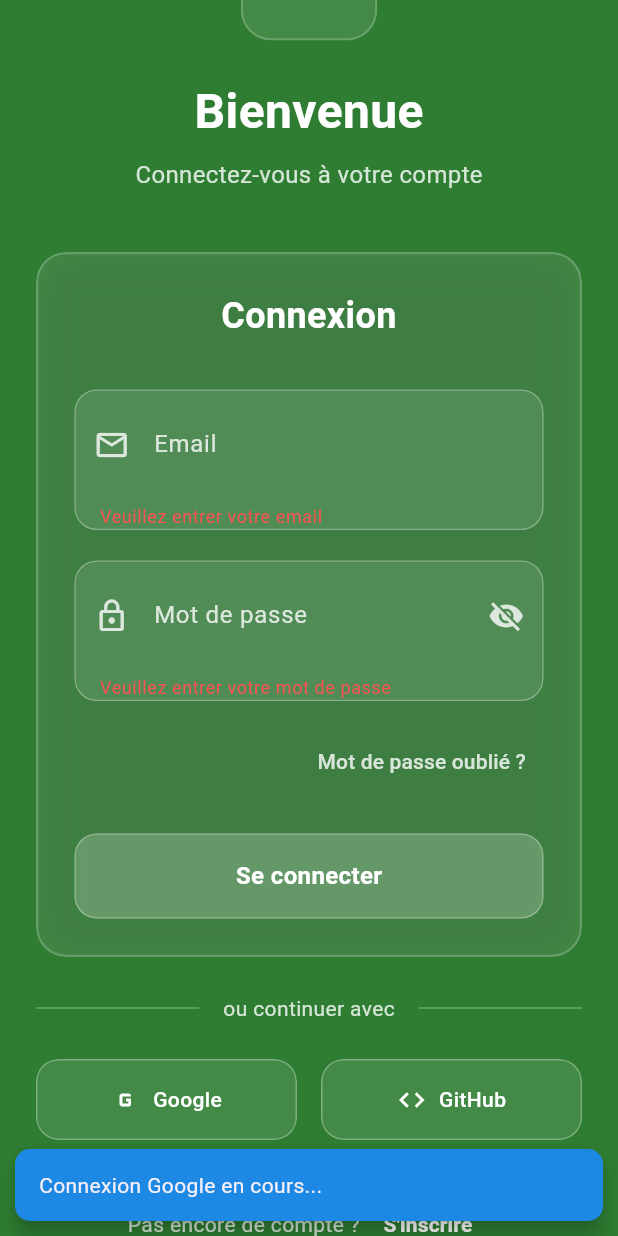
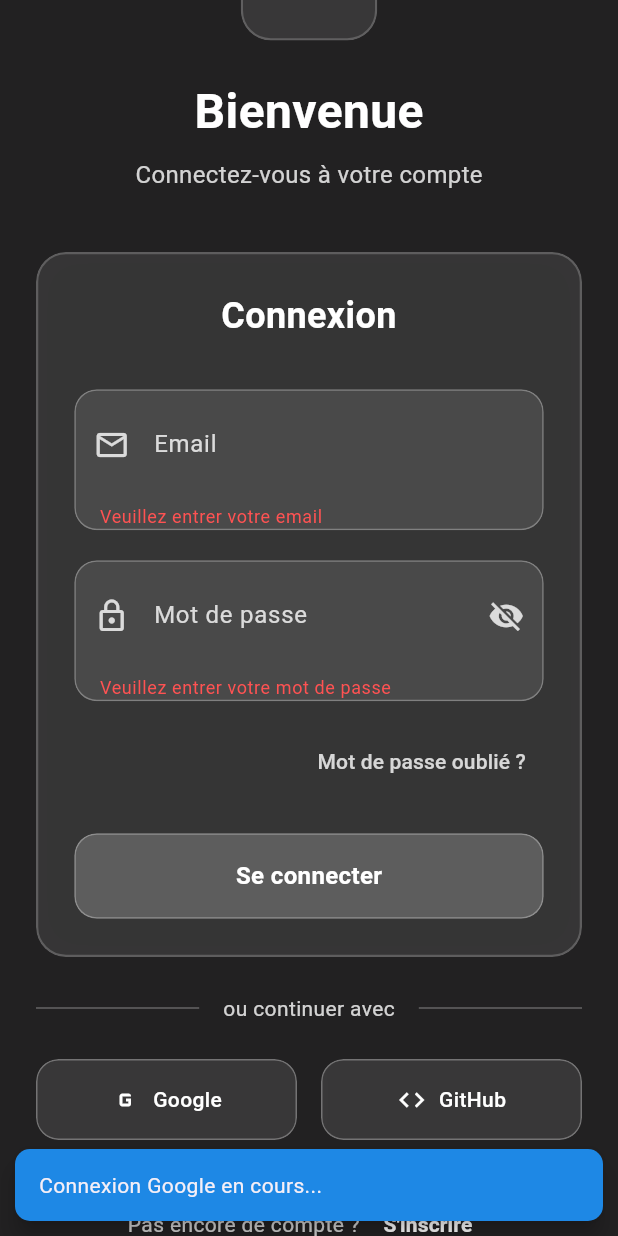
Before and after one commit to Strife-cyber/bi, a Flutter app: the screen it shows after launch, scrolled down 128 dp, after a tap on "Se connecter", after a tap on "Google", on a phone screen of 412 x 824 dp. Run offline on Flutter 3.47's test engine with Material 3 defaults, Android fonts, the phone set to English and light mode, and no system bars; our stand-ins replace camera, cloud_firestore, dio, firebase_auth, firebase_core, flutter_riverpod and 4 more; accounts and stored records are empty; generated files the repository leaves out were written again.

Commit message:
corrected login and sign up

```diff
--- a/lib/pages/login.dart
+++ b/lib/pages/login.dart
@@ -2,9 +2,9 @@ import 'dart:ui';
 
 import 'package:flutter/material.dart';
 import 'package:flutter/services.dart';
+import 'package:internship/widgets/app_scaffold.dart';
+import 'package:internship/services/auth_service.dart';
 import 'package:flutter_riverpod/flutter_riverpod.dart';
-import 'package:internship/pages/dashboard.dart';
-import 'package:internship/services/auth_service.dart';
 
 class LoginPage extends ConsumerStatefulWidget {
   final VoidCallback onSwitchToSignup;
@@ -79,7 +79,7 @@ class _LoginPageState extends ConsumerState<LoginPage>
 
     return Scaffold(
       body: Container(
-        color: Colors.green[800],
+        color: Colors.black87,
         child: SafeArea(
           child: FadeTransition(
             opacity: _fadeAnimation,
@@ -350,6 +350,8 @@ class _LoginPageState extends ConsumerState<LoginPage>
             margin: const EdgeInsets.all(10),
           ),
         );
+
+        Navigator.push(context, MaterialPageRoute(builder: (context) => AppScaffold()));
       }
     }
   }
@@ -369,7 +371,7 @@ class _LoginPageState extends ConsumerState<LoginPage>
     final user = await authService.signInWithGoogle();
     if (user != null) {
       if (mounted) {
-        Navigator.push(context, MaterialPageRoute(builder: (context) => Dashboard()));
+        Navigator.push(context, MaterialPageRoute(builder: (context) => AppScaffold()));
       }
     }
   }
@@ -390,7 +392,7 @@ class _LoginPageState extends ConsumerState<LoginPage>
 
     if (user != null) {
       if (mounted) {
-        Navigator.push(context, MaterialPageRoute(builder: (context) => Dashboard()));
+        Navigator.push(context, MaterialPageRoute(builder: (context) => AppScaffold()));
       }
     }
   }
```
Also changed, not shown: lib/pages/signup.dart (+16 -3 lines).
